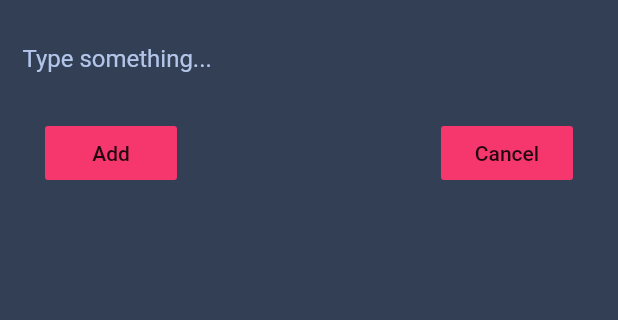
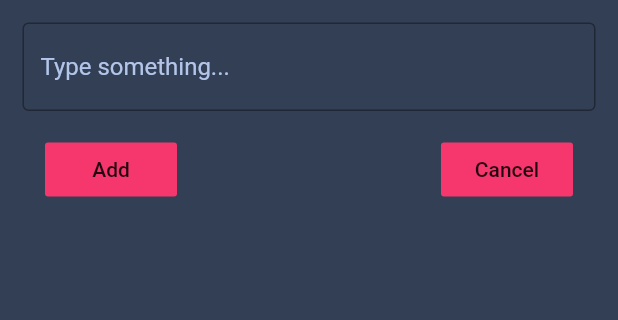
Before and after one commit to AJAYK-01/Todo-HackED, a Flutter app: the screen it shows after launch, on a phone screen of 412 x 824 dp, the part 84-404 px from its top. Run offline on Flutter 3.47's test engine with Material 2 defaults, Android fonts, the phone set to English and light mode, and no system bars; our stand-ins replace hive, hive_flutter; missing offline and left inert: solid_bottom_sheet; accounts and stored records are empty; generated files the repository leaves out were written again.

Commit message:
final app

```diff
--- a/lib/my_home_page.dart
+++ b/lib/my_home_page.dart
@@ -38,7 +38,7 @@ class _MyHomePageState extends State<MyHomePage> {
         title: Text('Things left To Do...'),
       ),
       body: Padding(
-        padding: const EdgeInsets.only(top: 8.0),
+        padding: const EdgeInsets.only(top: 8.0, bottom: 60.0),
         child: ValueListenableBuilder(
             valueListenable: Hive.box<Task>('TODOs').listenable(),
             builder: (context, Box<Task> _notesBox, _) {
@@ -60,11 +60,10 @@ class _MyHomePageState extends State<MyHomePage> {
           smoothness: Smoothness.high,
           controller: _controller,
           headerBar: Container(
-            // color: _controller.isOpened ? Color(0XFF263145) : Color(0XFF333F55),
             color: Colors.transparent,
             child: Center(
               child: Padding(
-                padding: const EdgeInsets.all(12.0),
+                padding: const EdgeInsets.only(bottom: 12.0),
                 child: AddButton(
                   ficon: ficon,
                   onPressed: () {
@@ -73,9 +72,9 @@ class _MyHomePageState extends State<MyHomePage> {
                       _controller.hide();
                     } else {
                       _controller.show();
-                      // FocusScope.of(context).requestFocus(node);
+
                     }
-                    // _simpleDialog();
+
                   },
                   tooltip: 'AddNewTODOTask',
                 ),
@@ -86,7 +85,6 @@ class _MyHomePageState extends State<MyHomePage> {
           body: Container(
             color: Color(0XFF333F55),
             child: Column(
-              // title: const Text('New TODO Task'),
               children: <Widget>[
                 Center(
                   child: Padding(
@@ -97,6 +95,7 @@ class _MyHomePageState extends State<MyHomePage> {
                         TextField(
                           controller: textController,
                           focusNode: node,
+                          style: TextStyle(color: Color(0XFFDEEAF8)),
                           decoration: InputDecoration(
                             hintStyle: TextStyle(color: Color(0XFFB3C6EA)),
                             hintText: 'Type something...',
@@ -105,7 +104,11 @@ class _MyHomePageState extends State<MyHomePage> {
                                 color: Color(0XFFF6376D),
                               ),
                             ),
-                            border: InputBorder.none,
+                            border: OutlineInputBorder(
+                              borderSide: BorderSide(
+                                color: Color(0XFFF6376D),
+                              ),
+                            ),
                           ),
                           onChanged: (value) => inputTask = value,
                         ),
@@ -121,7 +124,6 @@ class _MyHomePageState extends State<MyHomePage> {
                                   _addTodo(_task);
                                   textController.clear();
                                   _controller.hide();
-                                  // FocusScope.of(context).unfocus();
                                 },
                                 child: Text('Add'),
                               ),
--- a/lib/task_model.dart
+++ b/lib/task_model.dart
@@ -7,9 +7,5 @@ class Task {
   @HiveField(0)
   String task;
 
-// Just an example for next attribute
-// @HiveField(1)
-// bool checked;
-
   Task({this.task});
 }
```
Also changed, not shown: lib/widgets/AddButton.dart (+1 -10 lines), lib/widgets/ItemCard.dart (+0 -7 lines), 10 other files.
